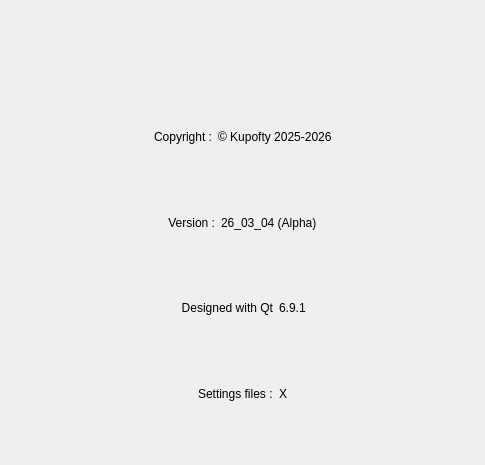
The window that src/menu_bar/about/menubar_about.ui (Kupofty/OpenSeaNav) describes before a commit, drawn with Qt 5.
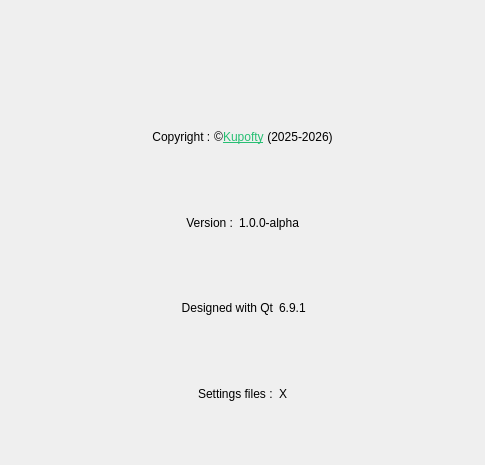
The same window after the commit. Icons and pictures are not drawn.

Commit message: add github profile link

Diff of the .ui file:
```diff
--- a/src/menu_bar/about/menubar_about.ui
+++ b/src/menu_bar/about/menubar_about.ui
@@ -111,7 +111,7 @@
      <item>
       <widget class="QLabel" name="label_9">
        <property name="text">
-        <string notr="true">26_03_04 (Alpha)</string>
+        <string notr="true">1.0.0-alpha</string>
        </property>
       </widget>
      </item>
@@ -299,6 +299,9 @@
    </item>
    <item row="2" column="1">
     <layout class="QHBoxLayout" name="horizontalLayout_5">
+     <property name="spacing">
+      <number>0</number>
+     </property>
      <item>
       <spacer name="horizontalSpacer_11">
        <property name="orientation">
@@ -315,7 +318,7 @@
      <item>
       <widget class="QLabel" name="label_4">
        <property name="text">
-        <string notr="true">Copyright :</string>
+        <string notr="true">Copyright : </string>
        </property>
        <property name="alignment">
         <set>Qt::AlignmentFlag::AlignCenter</set>
@@ -325,7 +328,27 @@
      <item>
       <widget class="QLabel" name="label_11">
        <property name="text">
-        <string notr="true">© Kupofty 2025-2026</string>
+        <string>©</string>
+       </property>
+      </widget>
+     </item>
+     <item>
+      <widget class="QLabel" name="label_github_name">
+       <property name="text">
+        <string notr="true">&lt;html&gt;&lt;head/&gt;&lt;body&gt;&lt;p&gt;&lt;a href=&quot;https://github.com/Kupofty&quot;&gt;&lt;span style=&quot; text-decoration: underline; color:#27bf73;&quot;&gt;Kupofty&lt;/span&gt;&lt;/a&gt;&lt;/p&gt;&lt;/body&gt;&lt;/html&gt;</string>
+       </property>
+       <property name="textFormat">
+        <enum>Qt::TextFormat::AutoText</enum>
+       </property>
+       <property name="openExternalLinks">
+        <bool>true</bool>
+       </property>
+      </widget>
+     </item>
+     <item>
+      <widget class="QLabel" name="label_5">
+       <property name="text">
+        <string> (2025-2026)</string>
        </property>
       </widget>
      </item>
```
Left out of the diff: 2 changed lines with no effect on the pictures. The commit also changes 1 other file.
